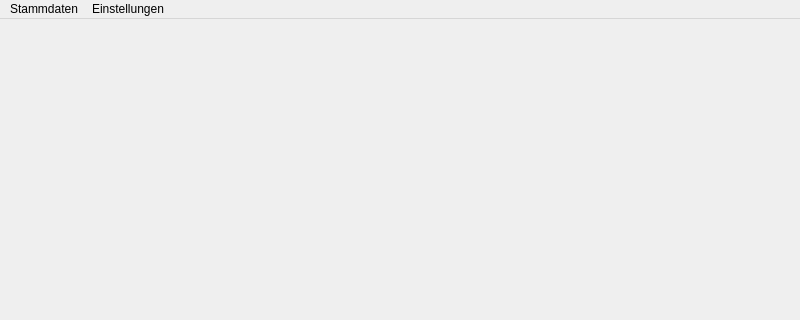
Old version of the form mainwindow.ui in the repository TischlerWilly/azwkz; both pictures show x 0 to 800 and y 0 to 320 of the 800 by 600 pixel window.
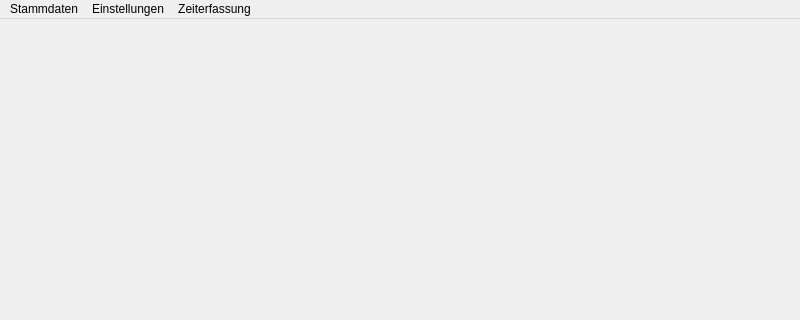
New version of the form.

```diff
--- a/mainwindow.ui
+++ b/mainwindow.ui
@@ -36,8 +36,15 @@
     </property>
     <addaction name="actionBenutzerverwaltung"/>
    </widget>
+   <widget class="QMenu" name="menuZeiterfassung">
+    <property name="title">
+     <string>Zeiterfassung</string>
+    </property>
+    <addaction name="actionTageszettel"/>
+   </widget>
    <addaction name="menuStammdaten"/>
    <addaction name="menuEinstellungen"/>
+   <addaction name="menuZeiterfassung"/>
   </widget>
   <widget class="QStatusBar" name="statusbar"/>
   <action name="actionKostenstellen">
```
Left out of the diff: 5 changed lines with no effect on the pictures.
